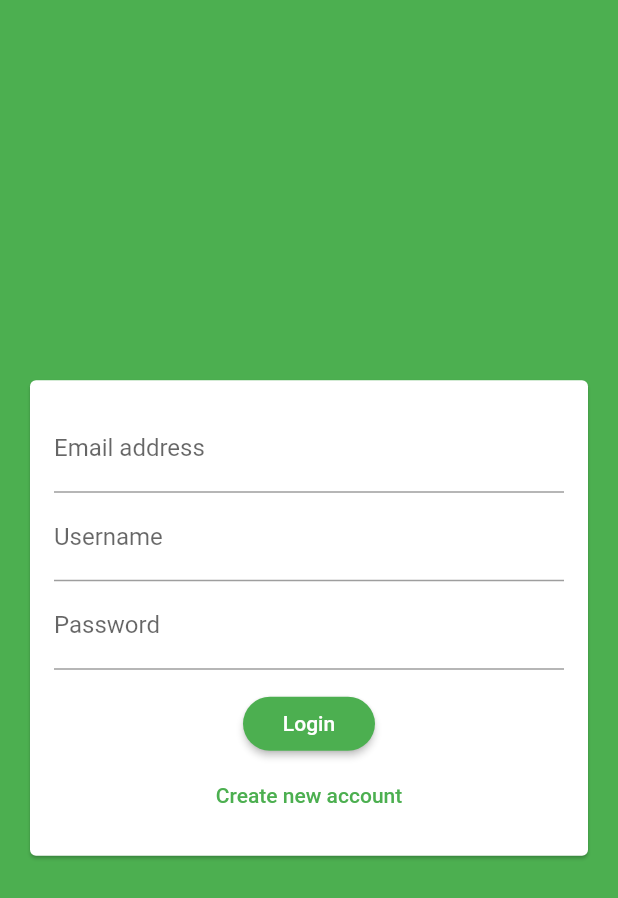
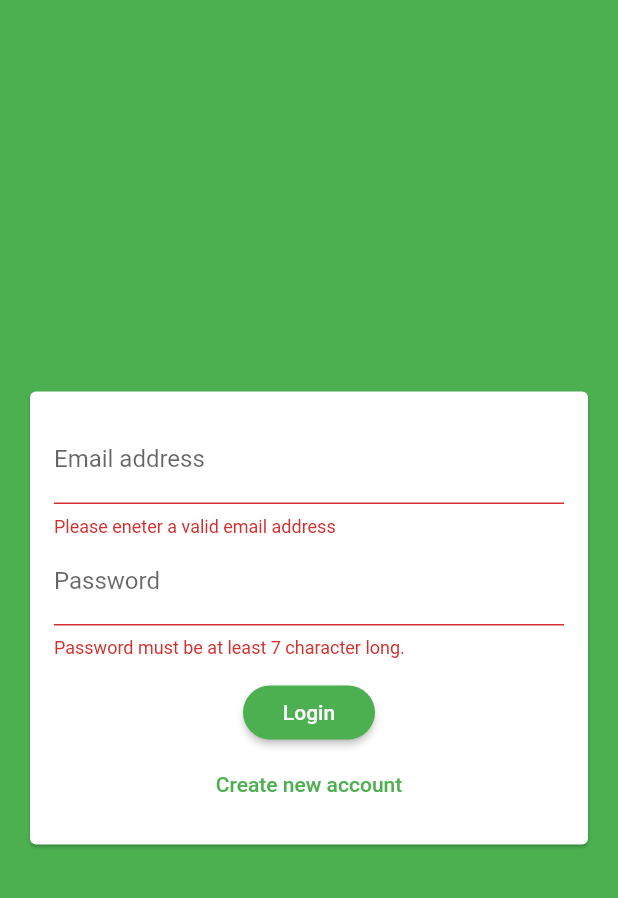
Before and after one commit to sadatd/flutter_complete_guide, a Flutter app: the screen it shows after launch, after a tap on "Login", on a phone screen of 412 x 824 dp. Shown: the top 898 px of the screen. Run offline on Flutter 3.47's test engine with Material 2 defaults, Android fonts, the phone set to English and light mode, and no system bars; our stand-ins replace cloud_firestore; accounts and stored records are empty.

Commit message:
Show login/signup depending on isLogin

```diff
--- a/chat_app/lib/widgets/auth_form.dart
+++ b/chat_app/lib/widgets/auth_form.dart
@@ -6,6 +6,25 @@ class AuthForm extends StatefulWidget {
 }
 
 class _AuthFormState extends State<AuthForm> {
+  final _formKey = GlobalKey<FormState>();
+  var _isLogin = true;
+  String _userEmail = '';
+  String _userName = '';
+  String _userPassword = '';
+
+  void _trySumbit() {
+    final _isValid = _formKey.currentState!.validate();
+    FocusScope.of(context).unfocus();
+
+    if (_isValid) {
+      _formKey.currentState!.save();
+      print(_userEmail);
+      print(_userName);
+      print(_userPassword);
+      // Use values to send auth request
+    }
+  }
+
   @override
   Widget build(BuildContext context) {
     return Center(
@@ -15,30 +34,69 @@ class _AuthFormState extends State<AuthForm> {
           child: Padding(
             padding: EdgeInsets.all(16),
             child: Form(
+              key: _formKey,
               child: Column(
                 mainAxisSize: MainAxisSize.min,
                 children: <Widget>[
                   TextFormField(
+                    key: ValueKey('email'),
+                    validator: (value) {
+                      if (value!.isEmpty || !value.contains('@')) {
+                        return 'Please eneter a valid email address';
+                      }
+                      return null;
+                    },
                     keyboardType: TextInputType.emailAddress,
-                    decoration: InputDecoration(
+                    decoration: const InputDecoration(
                       labelText: 'Email address',
                     ),
+                    onSaved: (value) {
+                      _userEmail = value!;
+                    },
+                  ),
+                  if(!_isLogin)
+                  TextFormField(
+                    key: ValueKey('username'),
+                    validator: (value) {
+                      if (value!.isEmpty || value.length < 4) {
+                        return 'Username must be at least 4 character long.';
+                      }
+                      return null;
+                    },
+                    decoration: const InputDecoration(labelText: 'Username'),
+                    onSaved: (value) {
+                      _userName = value!;
+                    },
                   ),
                   TextFormField(
-                    decoration: InputDecoration(labelText: 'Username'),
-                  ),
-                  TextFormField(
-                    decoration: InputDecoration(labelText: 'Password'),
+                    key: ValueKey('password'),
+                    validator: (value) {
+                      if (value!.isEmpty || value.length < 7) {
+                        return 'Password must be at least 7 character long.';
+                      }
+                      return null;
+                    },
+                    decoration: const InputDecoration(labelText: 'Password'),
                     obscureText: true, // asterisk, points
+                    onSaved: (value) {
+                      _userPassword = value!;
+                    },
                   ),
                   SizedBox(
                     height: 12,
                   ),
-                  RaisedButton(child: Text('Login'), onPressed: () {}),
+                  RaisedButton(
+                    child: Text(_isLogin ? 'Login' : 'Signup'),
+                    onPressed: _trySumbit,
+                  ),
                   FlatButton(
                     textColor: Theme.of(context).primaryColor,
-                    onPressed: () {},
-                    child: Text('Create new account'),
+                    onPressed: () {
+                      setState(() {
+                        _isLogin = !_isLogin;
+                      });
+                    },
+                    child: Text(_isLogin ? 'Create new account' : 'I already have an account'),
                   ),
                 ],
               ),
```
